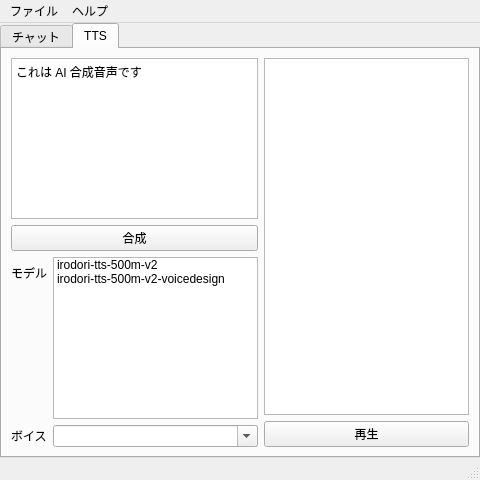
Before: the Qt Designer form src/MainWindow.ui in mitayuki3/flexichat, drawn with Qt 5.
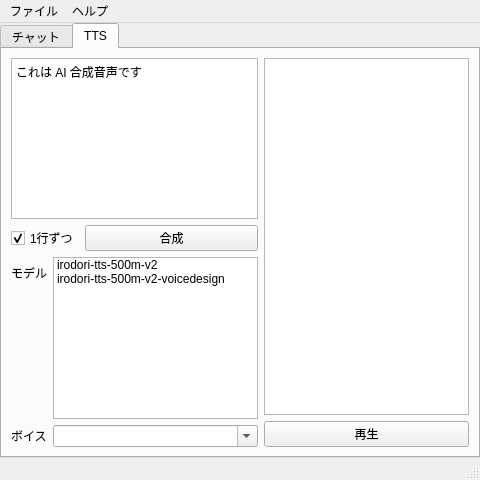
After: the same form once the commit is applied. The open tabs and pages were chosen to show the change.

Commit message: 1行ずつTTSするチェックボックスを追加

Diff of the .ui file:
```diff
--- a/src/MainWindow.ui
+++ b/src/MainWindow.ui
@@ -151,11 +151,31 @@
            </widget>
           </item>
           <item>
+           <layout class="QHBoxLayout" name="horizontalLayout">
+            <item>
+             <widget class="QCheckBox" name="forEachLineCheckBox">
+              <property name="sizePolicy">
+               <sizepolicy hsizetype="Maximum" vsizetype="Fixed">
+                <horstretch>0</horstretch>
+                <verstretch>0</verstretch>
+               </sizepolicy>
+              </property>
+              <property name="text">
+               <string>1行ずつ</string>
+              </property>
+              <property name="checked">
+               <bool>true</bool>
+              </property>
+             </widget>
+            </item>
+            <item>
            <widget class="QPushButton" name="ttsGenerateButton">
             <property name="text">
              <string>合成</string>
             </property>
            </widget>
+            </item>
+           </layout>
           </item>
           <item>
            <layout class="QFormLayout" name="formLayout">
```
Lines whose indentation alone changed are shown as unchanged. The commit also changes 7 other files.
